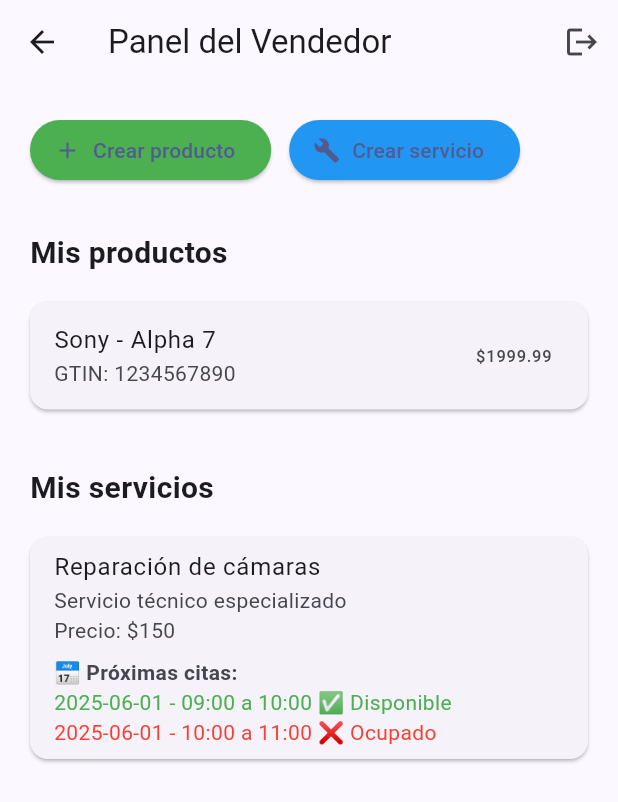
After one commit to lukkaku12/flutter-E-commerce, a Flutter app: the VendorDashboardView screen opened by its route, on a phone screen of 412 x 824 dp. The commit adds this screen. Shown: the top 802 px of the screen. Run offline on Flutter 3.47's test engine with Material 3 defaults, Android fonts, the phone set to English and light mode, and no system bars; our stand-ins replace get, get_storage; accounts and stored records are empty.

Commit message:
feat: added role based dashboard, pending for logic and status handling

```diff
--- a/lib/features/auth/customer/customer_controller.dart
+++ b/lib/features/auth/customer/customer_controller.dart
@@ -31,7 +31,6 @@ class CustomerAuthController extends GetxController {
           'password': password,
         }),
       );
-      print(response.body); // 👈 Esto te dirá exactamente qué devuelve el backend
       final data = jsonDecode(response.body);
 
       if (response.statusCode == 200 || response.statusCode == 201) {
@@ -40,7 +39,7 @@ class CustomerAuthController extends GetxController {
         box.write('user', data['user']);
 
         Get.snackbar('Éxito', 'Registro correcto');
-        Get.toNamed('/dashboard');
+        Get.toNamed('/dashboard/customer');
       } else {
         Get.snackbar('Error', data['message'] ?? 'Error en el registro');
       }
--- a/lib/features/auth/vendor/vendor_controller.dart
+++ b/lib/features/auth/vendor/vendor_controller.dart
@@ -39,7 +39,7 @@ class VendorAuthController extends GetxController {
         box.write('user', data['user']);
 
         Get.snackbar('Éxito', 'Registro correcto');
-        Get.toNamed('/dashboard');
+        Get.toNamed('/dashboard/vendor');
       } else {
         Get.snackbar('Error', data['message'] ?? 'Error en el registro');
       }
--- /dev/null
+++ b/lib/features/dashboard/vendor/dashboard_controller.dart
@@ -0,0 +1,6 @@
+import 'package:get/get.dart';
+
+class DashboardController extends GetxController {
+
+
+}
--- /dev/null
+++ b/lib/features/dashboard/vendor/dashboard_view.dart
@@ -0,0 +1,189 @@
+import 'package:flutter/material.dart';
+import 'package:get/get.dart';
+
+class VendorDashboardView extends StatelessWidget {
+  const VendorDashboardView({super.key});
+
+  @override
+  Widget build(BuildContext context) {
+    final products = [
+      {
+        'product_id': 1,
+        'brand': 'Sony',
+        'base_model': 'Alpha 7',
+        'gtin': '1234567890',
+        'price': 1999.99,
+      },
+    ];
+
+    final services = [
+      {
+        'service_id': 1,
+        'service_name': 'Reparación de cámaras',
+        'service_description': 'Servicio técnico especializado',
+        'service_price': 150,
+        'serviceSchedule': [
+          {
+            'schedule_date': '2025-06-01',
+            'start_time': '09:00',
+            'ending_time': '10:00',
+            'isAvailable': true,
+          },
+          {
+            'schedule_date': '2025-06-01',
+            'start_time': '10:00',
+            'ending_time': '11:00',
+            'isAvailable': false,
+          },
+        ],
+      },
+    ];
+
+    return Scaffold(
+      appBar: AppBar(
+        title: const Text('Panel del Vendedor'),
+        actions: [
+          IconButton(
+            icon: const Icon(Icons.logout),
+            onPressed: () => Get.offAllNamed('/'),
+            tooltip: 'Cerrar sesión',
+          ),
+        ],
+      ),
+      body: SingleChildScrollView(
+        padding: const EdgeInsets.all(20),
+        child: Column(
+          crossAxisAlignment: CrossAxisAlignment.start,
+          children: [
+            // Botones de acción
+            Row(
+              children: [
+                ElevatedButton.icon(
+                  onPressed: () => Get.toNamed('/product/create-product'),
+                  icon: const Icon(Icons.add),
+                  label: const Text('Crear producto'),
+                  style: ElevatedButton.styleFrom(
+                    backgroundColor: Colors.green,
+                  ),
+                ),
+                const SizedBox(width: 12),
+                ElevatedButton.icon(
+                  onPressed: () => Get.toNamed('/service/create-service'),
+                  icon: const Icon(Icons.build),
+                  label: const Text('Crear servicio'),
+                  style: ElevatedButton.styleFrom(backgroundColor: Colors.blue),
+                ),
+              ],
+            ),
+
+            const SizedBox(height: 30),
+            const Text(
+              'Mis productos',
+              style: TextStyle(fontSize: 20, fontWeight: FontWeight.bold),
+            ),
+            const SizedBox(height: 10),
+
+            // Lista de productos
+            products.isEmpty
+                ? const Text(
+                    'No tienes productos registrados.',
+                    style: TextStyle(color: Colors.grey),
+                  )
+                : ListView.builder(
+                    itemCount: products.length,
+                    shrinkWrap: true,
+                    physics: const NeverScrollableScrollPhysics(),
+                    itemBuilder: (context, index) {
+                      final product = products[index];
+                      return Card(
+                        margin: const EdgeInsets.symmetric(vertical: 8),
+                        child: ListTile(
+                          onTap: () => Get.toNamed(
+                            '/product/vendor/${product['product_id']}',
+                          ),
+                          title: Text(
+                            '${product['brand']} - ${product['base_model']}',
+                          ),
+                          subtitle: Text('GTIN: ${product['gtin']}'),
+                          trailing: Text('\$${product['price']}'),
+                        ),
+                      );
+                    },
+                  ),
+
+            const SizedBox(height: 30),
+            const Text(
+              'Mis servicios',
+              style: TextStyle(fontSize: 20, fontWeight: FontWeight.bold),
+            ),
+            const SizedBox(height: 10),
+
+            // Lista de servicios
+            services.isEmpty
+                ? const Text(
+                    'No tienes servicios registrados.',
+                    style: TextStyle(color: Colors.grey),
+                  )
+                : ListView.builder(
+                    itemCount: services.length,
+                    shrinkWrap: true,
+                    physics: const NeverScrollableScrollPhysics(),
+                    itemBuilder: (context, index) {
+                      final service = services[index];
+                      final schedule =
+                          (service['serviceSchedule'] ?? []) as List;
+
+                      return Card(
+                        margin: const EdgeInsets.symmetric(vertical: 8),
+                        child: ListTile(
+                          onTap: () => Get.toNamed(
+                            '/service/vendor/${service['service_id']}',
+                          ),
+                          title: Text(
+                            service['service_name']?.toString() ?? '',
+                          ),
+                          subtitle: Column(
+                            crossAxisAlignment: CrossAxisAlignment.start,
+                            children: [
+                              Text(
+                                service['service_description']?.toString() ??
+                                    '',
+                              ),
+                              Text('Precio: \$${service['service_price']}'),
+                              if (schedule.isNotEmpty)
+                                Column(
+                                  crossAxisAlignment: CrossAxisAlignment.start,
+                                  children: [
+                                    const SizedBox(height: 8),
+                                    const Text(
+                                      '📅 Próximas citas:',
+                                      style: TextStyle(
+                                        fontWeight: FontWeight.w600,
+                                      ),
+                                    ),
+                                    ...schedule.take(2).map((sched) {
+                                      return Text(
+                                        '${sched['schedule_date']} - ${sched['start_time']} a ${sched['ending_time']} '
+                                        '${sched['isAvailable'] ? '✅ Disponible' : '❌ Ocupado'}',
+                                        style: TextStyle(
+                                          color: sched['isAvailable']
+                                              ? Colors.green
+                                              : Colors.red,
+                                        ),
+                                      );
+                                    }).toList(),
+                                  ],
+                                ),
+                            ],
+                          ),
+                          isThreeLine: true,
+                        ),
+                      );
+                    },
+                  ),
+          ],
+        ),
+      ),
+    );
+  }
+}
--- a/lib/routes/app_routes.dart
+++ b/lib/routes/app_routes.dart
@@ -2,14 +2,16 @@ import 'package:e_commerce_app/features/auth/customer/login_customer.dart';
 import 'package:e_commerce_app/features/auth/customer/signup_customer.dart';
 import 'package:e_commerce_app/features/auth/vendor/login_vendor.dart';
 import 'package:e_commerce_app/features/auth/vendor/signup_vendor.dart';
+import 'package:e_commerce_app/features/dashboard/customer/dashboard_view.dart';
 import 'package:e_commerce_app/features/landing/landing_view.dart';
 import 'package:get/get.dart';
-import '../features/dashboard/dashboard_view.dart';
+import '../features/dashboard/vendor/dashboard_view.dart';
 
 class AppRoutes {
   static final routes = [
     GetPage(name: '/', page: () => LandingPage()),
-    GetPage(name: '/dashboard', page: () => const DashboardView()),
+    GetPage(name: '/dashboard/customer', page: () => const CustomerDashboardView()),
+    GetPage(name: '/dashboard/vendor', page: () => const VendorDashboardView()),
     GetPage(name: '/user/signup-client', page: () => const SignupCustomerView()),
     GetPage(name: '/user/signup-vendor', page: () => const SignUpVendorView()),
     GetPage(name: '/user/sign-in-client', page: () => const LoginCustomerView()),
```
Also changed, not shown: lib/features/dashboard/customer/dashboard_view.dart (added, +177 -0 lines), lib/features/dashboard/dashboard_view.dart (deleted, +0 -19 lines), lib/features/dashboard/customer/dashboard_controller.dart (renamed from lib/features/dashboard/dashboard_controller.dart).
